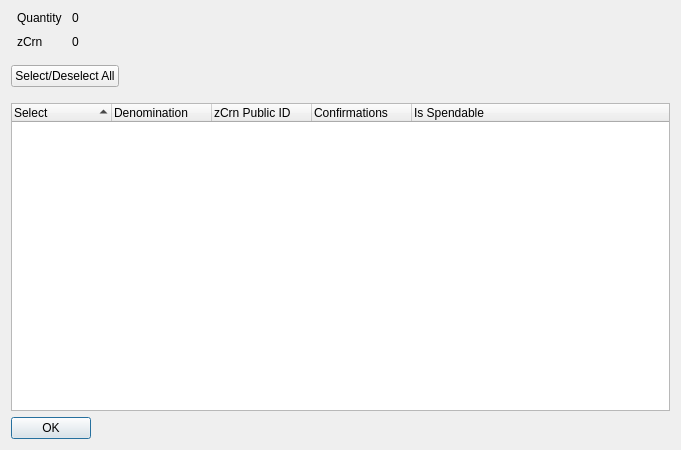
Old version of the form src/qt/forms/zmktrcontroldialog.ui in the repository KieranBry/Makeator.
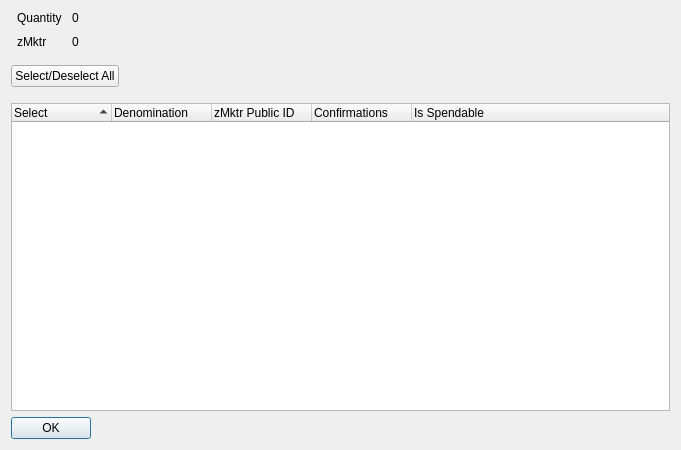
New version of the form.

```diff
--- a/src/qt/forms/zmktrcontroldialog.ui
+++ b/src/qt/forms/zmktrcontroldialog.ui
@@ -59,7 +59,7 @@
        <item row="1" column="0">
         <widget class="QLabel" name="labelZCrn">
          <property name="text">
-          <string>zCrn</string>
+          <string>zMktr</string>
          </property>
         </widget>
        </item>
@@ -155,7 +155,7 @@
      </column>
      <column>
       <property name="text">
-       <string notr="true">zCrn Public ID</string>
+       <string notr="true">zMktr Public ID</string>
       </property>
      </column>
      <column>
```
Left out of the diff: 14 changed lines with no effect on the pictures.
